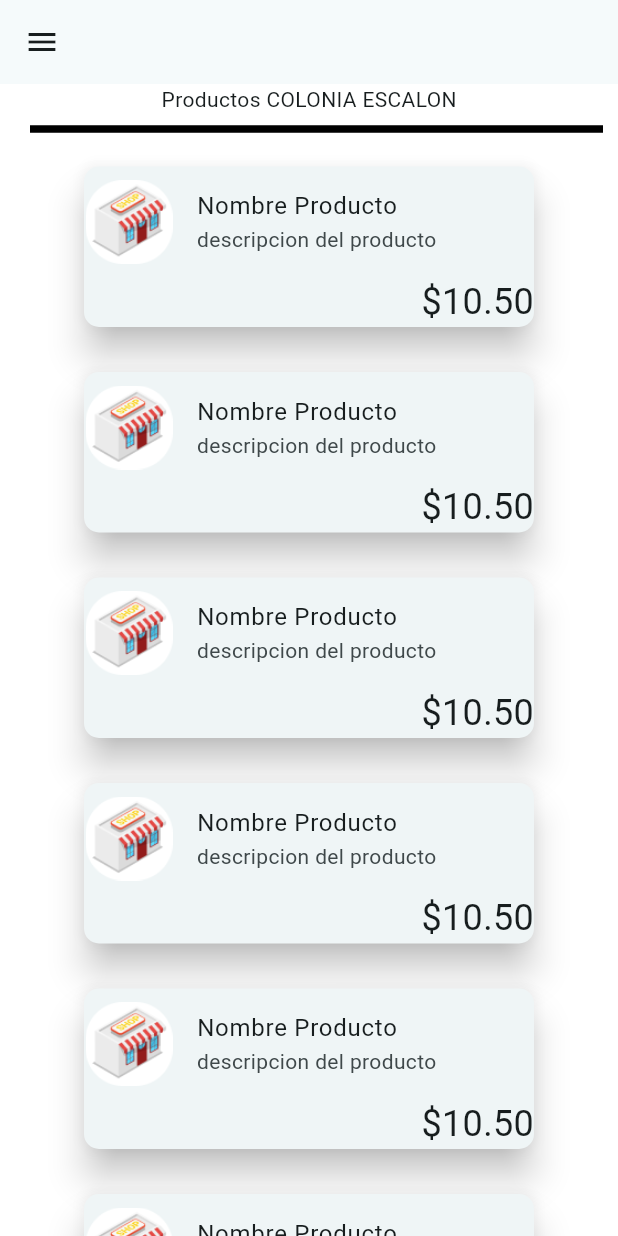
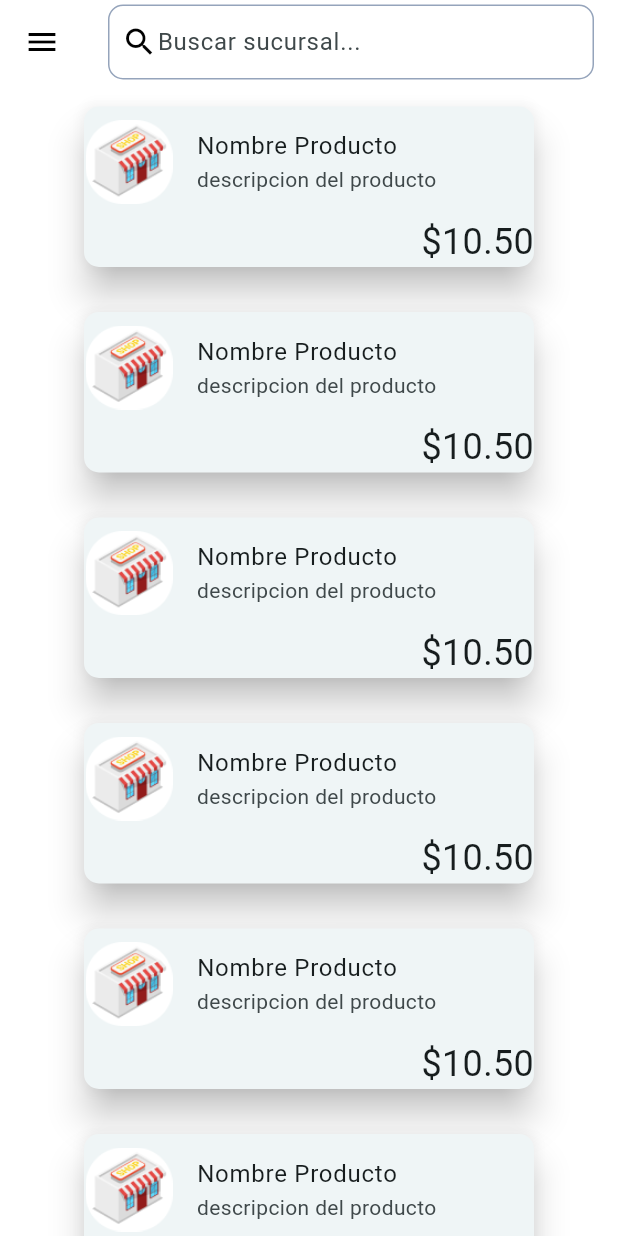
Before and after one commit to ever012/ETPS3-T_Ever_Castellon, a Flutter app: the SucursalesPage screen opened by its route, after a tap on "COLONIA ESCALON", on a phone screen of 412 x 824 dp. Run offline on Flutter 3.47's test engine with Material 2 defaults, Android fonts, the light colour scheme and no system bars; our stand-ins replace image_picker.

Commit message:
agregando iconos

```diff
--- a/repuestos_de_carros_auto_parts/lib/main.dart
+++ b/repuestos_de_carros_auto_parts/lib/main.dart
@@ -123,7 +123,7 @@ class MyHomePage extends StatelessWidget {
                         padding: const EdgeInsets.all(12),
                         child: Column(
                           children: [
-                            Image.asset('assets/imagenes/tienda_1.png',
+                            Image.asset('assets/Iconos/tienda.png',
                                 width: 90,fit: BoxFit.cover,),
                           ],
                         ),
@@ -161,9 +161,8 @@ class MyHomePage extends StatelessWidget {
                         padding: const EdgeInsets.all(12),
                         child: Column(
                           children: [
-                            Image.asset('assets/imagenes/tienda_1.png',
+                            Image.asset('assets/Iconos/ubicacion2.png',
                               width: 90,fit: BoxFit.cover,),
-                                //const Text("UBICACIONES"),
                           ],
                         ),
                       ),
--- a/repuestos_de_carros_auto_parts/lib/productos_page.dart
+++ b/repuestos_de_carros_auto_parts/lib/productos_page.dart
@@ -32,87 +32,111 @@ class MyApp extends StatelessWidget {
   }
 }
 
+class ProductosPage extends StatefulWidget {
+  const ProductosPage({Key? key});
 
+  @override
+  _ProductosPageState createState() => _ProductosPageState();
+}
 
+class _ProductosPageState extends State<ProductosPage> {
+  TextEditingController _searchController = TextEditingController();
+  List<String> sucursales = [
+    "COLONIA ESCALON",
+    "SANTA TECLA",
+    "29 AV. NORTE",
+    "APOPA",
+    "CHALATENANGO",
+    "SAN BENITO",
+    "AHUACHAPAN",
+  ];
 
+  List<String> filteredSucursales = [];
 
+  @override
+  void initState() {
+    super.initState();
+    filteredSucursales = sucursales;
+  }
 
-
-
-class ProductosPage extends StatelessWidget {
-  const ProductosPage({super.key});
+  void _filterSucursales(String query) {
+    setState(() {
+      filteredSucursales = sucursales
+          .where((sucursal) =>
+          sucursal.toLowerCase().contains(query.toLowerCase()))
+          .toList();
+    });
+  }
 
   @override
   Widget build(BuildContext context) {
-
-
-    Map<dynamic, dynamic>? parametros = ModalRoute.of(context)?.settings.arguments as Map<dynamic, dynamic>?; //obtener todos los argumentos
-    // Comprueba si los argumentos son no nulos y del tipo esperado
-    if (parametros != null && parametros.containsKey('sucursal')) {
-      final String sucursal = parametros['sucursal'] as String;
     return SafeArea(
-          child: Scaffold(
-              appBar: AppBar(),
-              drawer: const MenuLateral(), //solo agregar esta linea para agregar el menu desplegable
-              body: SingleChildScrollView( //este metodo permite que el contenido sea desplazable si ocupa más espacio vertical del disponible.
-                child: Center(
-                  child: Column(
-                    mainAxisAlignment: MainAxisAlignment.center,
-                    children: [
-                      Text("Productos $sucursal"),
-                      const Divider(
-                        height: 20,
-                        thickness: 5,
-                        indent: 20,
-                        endIndent: 10,
-                        color: Colors.black,
-                      ),
-                      const CardSucursal(imagen: "assets/imagenes/tienda_1.png",texto: "NOMBRE PRODUCTO",descripcion: "descripcion del producto", precio: "10.50"),
-                      const CardSucursal(imagen: "assets/imagenes/tienda_1.png",texto: "NOMBRE PRODUCTO2",descripcion: "descripcion del producto", precio: "10.50"),
-                      const CardSucursal(imagen: "assets/imagenes/tienda_1.png",texto: "NOMBRE PRODUCTO3",descripcion: "descripcion del producto", precio: "10.50"),
-                      const CardSucursal(imagen: "assets/imagenes/tienda_1.png",texto: "NOMBRE PRODUCTO4",descripcion: "descripcion del producto", precio: "10.50"),
-                      const CardSucursal(imagen: "assets/imagenes/tienda_1.png",texto: "NOMBRE PRODUCTO5",descripcion: "descripcion del producto", precio: "10.50"),
-                      const CardSucursal(imagen: "assets/imagenes/tienda_1.png",texto: "NOMBRE PRODUCTO6",descripcion: "descripcion del producto", precio: "10.50"),
-                      const CardSucursal(imagen: "assets/imagenes/tienda_1.png",texto: "NOMBRE PRODUCTO7",descripcion: "descripcion del producto", precio: "10.50"),
-                      const CardSucursal(imagen: "assets/imagenes/tienda_1.png",texto: "NOMBRE PRODUCTO8",descripcion: "descripcion del producto", precio: "10.50"),
-                      const CardSucursal(imagen: "assets/imagenes/tienda_1.png",texto: "NOMBRE PRODUCTO9",descripcion: "descripcion del producto", precio: "10.50"),
-                      const CardSucursal(imagen: "assets/imagenes/tienda_1.png",texto: "NOMBRE PRODUCTO10",descripcion: "descripcion del producto", precio: "10.50"),
-
-
-                    ],
+      child: Scaffold(
+        appBar: AppBar(
+          foregroundColor: Colors.black, //color de los iconos
+          backgroundColor: Colors.white,  //backround del appBar(menu)
+          title: Container(
+            decoration: BoxDecoration(
+                borderRadius: BorderRadius.circular(10.0),
+                color: Colors.white,
+                border: Border.all(color: Color(0xff95A4BB),style: BorderStyle.solid,width: 1.0)
+            ),
+            padding: const EdgeInsets.symmetric(horizontal: 8.0),
+            child: Row(
+              children: [
+                Icon(Icons.search),
+                Expanded(
+                  child: TextField(
+                    controller: _searchController,
+                    onChanged: _filterSucursales,
+                    decoration: InputDecoration(
+                      hintText: "Buscar sucursal...",
+                      border: InputBorder.none,
+                    ),
+                    textCapitalization: TextCapitalization.none, // Acepta mayúsculas y minúsculas
+                    autofocus: false, // Quita el enfoque automático
                   ),
                 ),
-              )
-          )
+                if (_searchController.text.isNotEmpty)
+                  IconButton(
+                    icon: Icon(Icons.clear),
+                    onPressed: () {
+                      setState(() {
+                        _searchController.clear();
+                        filteredSucursales = sucursales;
+                      });
+                    },
+                  ),
+              ],
+            ),
+          ),
+        ),
+        drawer: const MenuLateral(),
+        body: SingleChildScrollView(
+          child: Center(
+            child: Column(
+              mainAxisAlignment: MainAxisAlignment.center,
+              children: filteredSucursales
+                  .map((texto) => CardProducto(imagen: "assets/imagenes/tienda_1.png",texto: "NOMBRE PRODUCTO",descripcion: "descripcion del producto", precio: "10.50"),)
+                  .toList(),
+            ),
+          ),
+        ),
+      ),
     );
-
-
-    }else {
-      // En caso de que los argumentos no sean válidos, muestra un mensaje de error o regresa a la página anterior
-      return SafeArea(
-          child: Scaffold(
-            appBar: AppBar(title: const Text('Error')),
-            body: const Center(
-              child: Text('Error al recibir los argumentos'),
-
-            ),
-          )
-      );
-
-    }
   }
 }
 
 
 
 
-class CardSucursal extends StatelessWidget {
+class CardProducto extends StatelessWidget {
   final String imagen;
   final String texto;
   final String descripcion;
   final String precio;
 
-  const CardSucursal({super.key, String? imagen, String? texto, String? descripcion, String? precio})  //en caso de no introducir los parametros
+  const CardProducto({super.key, String? imagen, String? texto, String? descripcion, String? precio})  //en caso de no introducir los parametros
       : imagen = imagen ?? "assets/imagenes/tienda_1.png", //valor por de
         texto = texto ?? "TEXTO LEATORIO",
         descripcion = descripcion ?? "0",
--- a/repuestos_de_carros_auto_parts/lib/sucursales_page.dart
+++ b/repuestos_de_carros_auto_parts/lib/sucursales_page.dart
@@ -7,7 +7,7 @@ void main() {
 }
 
 class MyApp extends StatelessWidget {
-  const MyApp({Key? key});
+  const MyApp({super.key});
 
   @override
   Widget build(BuildContext context) {
```
Also changed, not shown: repuestos_de_carros_auto_parts/assets/Iconos/tienda.png (added), repuestos_de_carros_auto_parts/assets/Iconos/ubicacion2.png (added).
